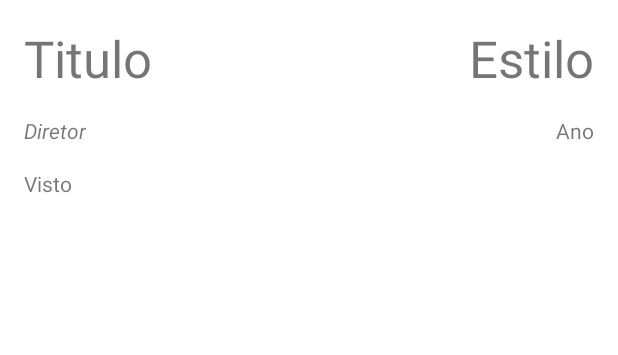
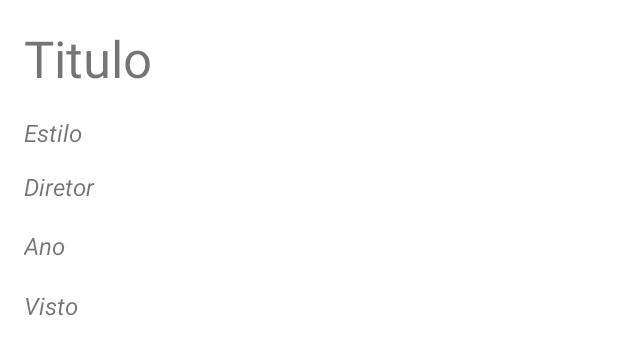
Before and after one commit to rodrigoelias15/dcc196-2021-1er-atv6-rodrigoelias15, an Android app: the layout filmes_layout.xml on its own in the app's theme, with its tools: preview values and no code run, on a phone screen of 412 x 824 dp. Shown: the top 355 px of the screen. Run offline under Robolectric (Android 15) with nearby library versions, the phone set to English and light mode, and no system bars.

Commit message:
Nova disposição dos textos na tela

```diff
--- a/app/src/main/res/layout/filmes_layout.xml
+++ b/app/src/main/res/layout/filmes_layout.xml
@@ -3,7 +3,7 @@
     xmlns:app="http://schemas.android.com/apk/res-auto"
     xmlns:tools="http://schemas.android.com/tools"
     android:layout_width="match_parent"
-    android:layout_height="match_parent"
+    android:layout_height="wrap_content"
     android:padding="16sp">
 
     <TextView
@@ -12,48 +12,51 @@
         android:layout_height="45dp"
         android:text="Titulo"
         android:textSize="34sp"
-        app:layout_constraintEnd_toStartOf="@+id/textViewEstilo"
-        app:layout_constraintHorizontal_bias="0.5"
         app:layout_constraintStart_toStartOf="parent"
         app:layout_constraintTop_toTopOf="parent" />
 
     <TextView
         android:id="@+id/textViewDiretor"
-        android:layout_width="wrap_content"
-        android:layout_height="wrap_content"
+        android:layout_width="61dp"
+        android:layout_height="23dp"
         android:layout_marginTop="16dp"
         android:text="Diretor"
+        android:textSize="16sp"
+        android:textStyle="italic"
+        app:layout_constraintStart_toStartOf="@+id/textViewEstilo"
+        app:layout_constraintTop_toBottomOf="@+id/textViewEstilo" />
+
+    <TextView
+        android:id="@+id/textViewEstilo"
+        android:layout_width="51dp"
+        android:layout_height="20dp"
+        android:layout_marginTop="16dp"
+        android:text="Estilo"
+        android:textSize="16sp"
         android:textStyle="italic"
         app:layout_constraintStart_toStartOf="@+id/textViewTitulo"
         app:layout_constraintTop_toBottomOf="@+id/textViewTitulo" />
 
     <TextView
-        android:id="@+id/textViewEstilo"
-        android:layout_width="wrap_content"
-        android:layout_height="wrap_content"
-        android:text="Estilo"
-        android:textSize="34sp"
-        app:layout_constraintBaseline_toBaselineOf="@+id/textViewTitulo"
-        app:layout_constraintEnd_toEndOf="parent"
-        app:layout_constraintHorizontal_bias="0.5"
-        app:layout_constraintStart_toEndOf="@+id/textViewTitulo" />
-
-    <TextView
         android:id="@+id/textViewAno"
-        android:layout_width="wrap_content"
-        android:layout_height="wrap_content"
+        android:layout_width="37dp"
+        android:layout_height="24dp"
         android:layout_marginTop="16dp"
         android:text="Ano"
-        app:layout_constraintEnd_toEndOf="@+id/textViewEstilo"
-        app:layout_constraintTop_toBottomOf="@+id/textViewEstilo" />
+        android:textSize="16sp"
+        android:textStyle="italic"
+        app:layout_constraintStart_toStartOf="@+id/textViewDiretor"
+        app:layout_constraintTop_toBottomOf="@+id/textViewDiretor" />
 
     <TextView
         android:id="@+id/textViewVisto"
-        android:layout_width="wrap_content"
-        android:layout_height="wrap_content"
+        android:layout_width="44dp"
+        android:layout_height="23dp"
         android:layout_marginTop="16dp"
         android:text="Visto"
-        app:layout_constraintStart_toStartOf="@+id/textViewDiretor"
-        app:layout_constraintTop_toBottomOf="@+id/textViewDiretor" />
+        android:textSize="16sp"
+        android:textStyle="italic"
+        app:layout_constraintStart_toStartOf="@+id/textViewAno"
+        app:layout_constraintTop_toBottomOf="@+id/textViewAno" />
 
 </androidx.constraintlayout.widget.ConstraintLayout>
```
